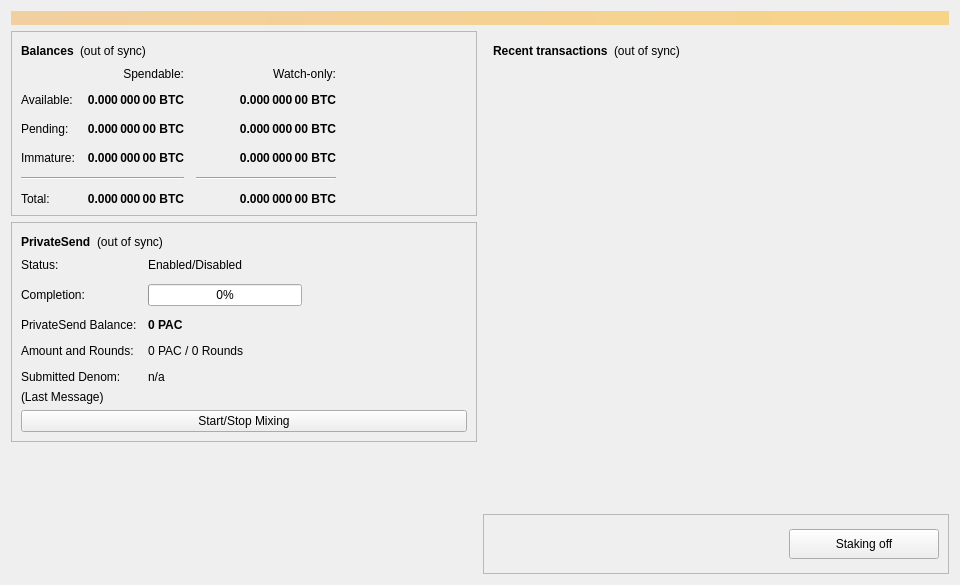
This is src/qt/forms/overviewpage.ui in robcrypto2/PACGlobalCopy2 as Qt 5 draws it before an edit. The edited form follows.
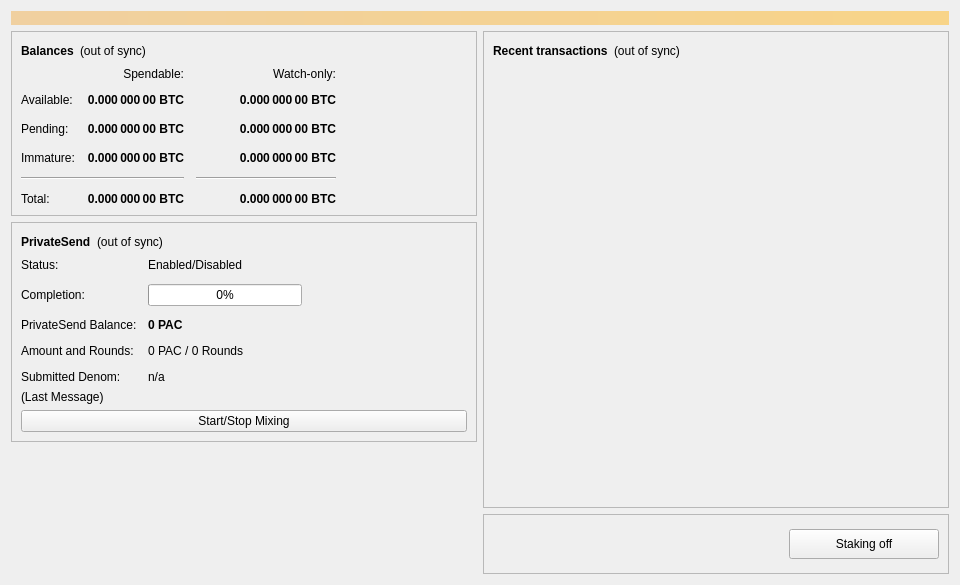
This is the edited form.

Commit message: Resolved the weird issue with black tooltip bug.

```diff
--- a/src/qt/forms/overviewpage.ui
+++ b/src/qt/forms/overviewpage.ui
@@ -598,7 +598,7 @@
        <item>
         <widget class="QFrame" name="frame_2">
          <property name="styleSheet">
-          <string notr="true">background-color: transparent;</string>
+          <string notr="true">QToolTip { color: #000000; background-color: #ffffff; border: 0px; } QListView { background-color: transparent; }</string>
          </property>
          <property name="frameShape">
           <enum>QFrame::StyledPanel</enum>
```
The commit also changes 1 other file.
